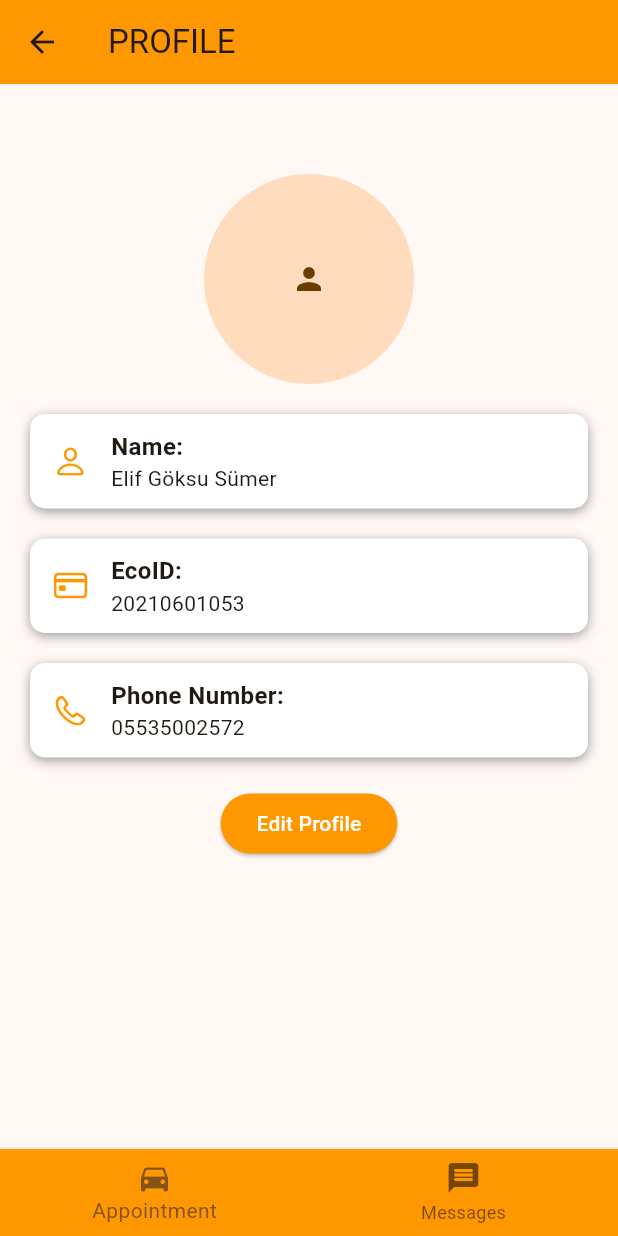
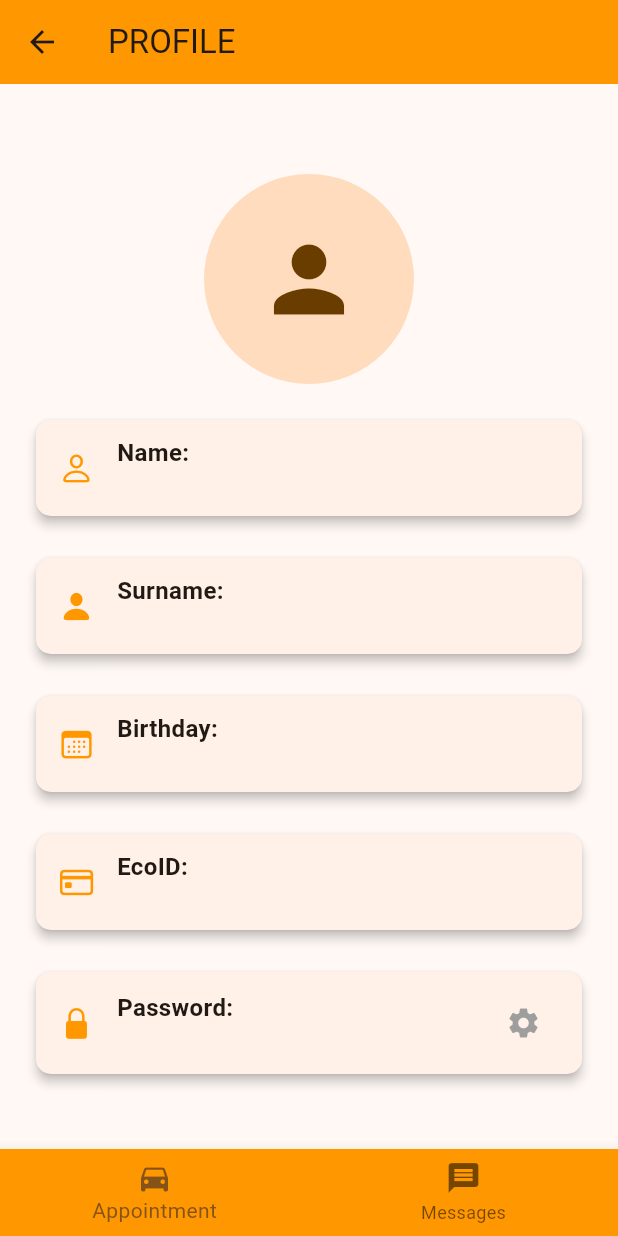
Before and after one commit to ykcnngl/ecodrive_SE380, a Flutter app: the Profile screen opened directly, on a phone screen of 412 x 824 dp. Run offline on Flutter 3.47's test engine with Material 3 defaults, Android fonts, the phone set to English and light mode, and no system bars; our stand-ins replace cloud_firestore, firebase_auth, firebase_core, geolocator, google_maps_flutter, image_picker; accounts and stored records are empty.

Commit message:
Update profile.dart
The profile page is connected to firebase and the password is set to be changed and updated in the profile.

```diff
--- a/lib/Homepage/profile.dart
+++ b/lib/Homepage/profile.dart
@@ -1,49 +1,83 @@
+import 'package:cloud_firestore/cloud_firestore.dart';
+import 'package:ecodrive/Homepage/Appointment.dart';
 import 'package:ecodrive/Homepage/Messages.dart';
-import 'package:flutter/material.dart';
-
+import 'package:ecodrive/globals.dart' as globals;
 import 'package:flutter/cupertino.dart';
 import 'package:flutter/material.dart';
 
-import 'Appointment.dart';
+class Profile extends StatefulWidget {
+  const Profile({super.key});
 
+  @override
+  State<Profile> createState() => _ProfileState();
+}
 
-class Profile extends StatelessWidget {
-  const Profile({
-    super.key,
-  });
-  Widget itemProfile(String title, String value, IconData icon) {
-    return Container(
-      padding: const EdgeInsets.symmetric(horizontal: 15, vertical: 10),
-      decoration: BoxDecoration(
-        color: Colors.white,
-        borderRadius: BorderRadius.circular(10),
-        boxShadow: const [
-          BoxShadow(
-            color: Colors.grey,
-            offset: Offset(0, 2),
-            blurRadius: 6,
+class _ProfileState extends State<Profile> {
+  String name = " ";
+  String surname = " ";
+  String birthday = " ";
+  String ekoid = globals.currentEkoId;
+  String password = " ";
+
+  @override
+  void initState() {
+    super.initState();
+    _profileInfo();
+  }
+
+  void _profileInfo() {
+    FirebaseFirestore.instance
+        .collection('users')
+        .doc(ekoid)
+        .snapshots()
+        .listen((snapshot) {
+      if (snapshot.exists) {
+        setState(() {
+          final data = snapshot.data();
+          name = data?['name'] ?? "";
+          surname = data?['surname'] ?? "";
+          birthday = data?['birthday'] ?? "";
+          ekoid = data?['ekoid'] ?? "";
+          password = data?['password'] ?? "";
+        });
+      }
+    });
+  }
+
+  void showEditDialog(String field, String currentValue) {
+    final TextEditingController controller = TextEditingController(text: currentValue);
+
+    showDialog(
+      context: context,
+      builder: (BuildContext context) {
+        return AlertDialog(
+          title: Text('Edit $field'),
+          content: TextField(
+            controller: controller,
+            decoration: InputDecoration(
+              labelText: 'New $field',
+              border: const OutlineInputBorder(),
+            ),
           ),
-        ],
-      ),
-      child: Row(
-        children: [
-          Icon(icon, color: Colors.orange),
-          const SizedBox(width: 15),
-          Column(
-            crossAxisAlignment: CrossAxisAlignment.start,
-            children: [
-              Text(
-                title,
-                style: const TextStyle(fontWeight: FontWeight.bold, fontSize: 16),
-              ),
-              Text(
-                value,
-                style: const TextStyle(fontSize: 14),
-              ),
-            ],
-          ),
-        ],
-      ),
+          actions: [
+            TextButton(
+              onPressed: () => Navigator.of(context).pop(),
+              child: const Text('Cancel'),
+            ),
+            TextButton(
+              onPressed: () {
+                FirebaseFirestore.instance
+                    .collection('users')
+                    .doc(ekoid)
+                    .update({field.toLowerCase(): controller.text});
+                setState(() {});
+                Navigator.of(context).pop();
+              },
+              child: const Text('Save'),
+            ),
+          ],
+        );
+      },
     );
   }
 
@@ -61,24 +95,19 @@ class Profile extends StatelessWidget {
             const SizedBox(height: 40),
             const CircleAvatar(
               radius: 70,
-              child: Icon(Icons.person),
+              child: Icon(Icons.person, size: 70),
             ),
             const SizedBox(height: 20),
-            itemProfile('Name:', 'Elif Göksu Sümer', CupertinoIcons.person),
+            itemProfile('Name:', name, CupertinoIcons.person, 'name', showSettings: false),
             const SizedBox(height: 20),
-            itemProfile('EcoID:', '20210601053', CupertinoIcons.creditcard),
+            itemProfile('Surname:', surname, CupertinoIcons.person_solid, 'surname', showSettings: false),
             const SizedBox(height: 20),
-            itemProfile('Phone Number:', '05535002572', CupertinoIcons.phone),
+            itemProfile('Birthday:', birthday, CupertinoIcons.calendar, 'birthday', showSettings: false),
             const SizedBox(height: 20),
-            ElevatedButton(
-              onPressed: () {
-              },
-              style: ElevatedButton.styleFrom(
-                backgroundColor: Colors.orange,
-                foregroundColor: Colors.white,
-              ),
-              child: const Text('Edit Profile'),
-            ),
+            itemProfile('EcoID:', ekoid, CupertinoIcons.creditcard, 'ekoid', showSettings: false),
+            const SizedBox(height: 20),
+            itemProfile('Password:', password, CupertinoIcons.padlock_solid, 'password'),
+            const SizedBox(height: 20),
           ],
         ),
       ),
@@ -92,20 +121,19 @@ class Profile extends StatelessWidget {
           BottomNavigationBarItem(
             icon: Icon(Icons.message),
             label: "Messages",
-          )
+          ),
         ],
-        onTap: (i) {
-          if (i == 0) {
+        onTap: (int index) {
+          if (index == 0) {
             Navigator.of(context).push(
               MaterialPageRoute(
                 builder: (context) => const Appointment(),
               ),
             );
-          }
-          if (i == 1) {
+          } else if (index == 1) {
             Navigator.of(context).push(
               MaterialPageRoute(
-                builder: (context) =>  Messages(),
+                builder: (context) => Messages(),
               ),
             );
           }
@@ -113,4 +141,51 @@ class Profile extends StatelessWidget {
       ),
     );
   }
+
+  Widget itemProfile(
+      String title,
+      String value,
+      IconData icon,
+      String fieldKey, {
+        bool showSettings = true,
+      }) {
+    return Card(
+      shape: RoundedRectangleBorder(
+        borderRadius: BorderRadius.circular(10),
+      ),
+      elevation: 3,
+      child: Padding(
+        padding: const EdgeInsets.symmetric(horizontal: 15, vertical: 10),
+        child: Row(
+          children: [
+            Icon(icon, color: Colors.orange),
+            const SizedBox(width: 15),
+            Expanded(
+              child: Column(
+                crossAxisAlignment: CrossAxisAlignment.start,
+                children: [
+                  Text(
+                    title,
+                    style: const TextStyle(
+                      fontWeight: FontWeight.bold,
+                      fontSize: 16,
+                    ),
+                  ),
+                  Text(
+                    value,
+                    style: const TextStyle(fontSize: 14),
+                  ),
+                ],
+              ),
+            ),
+            if (showSettings)
+              IconButton(
+                icon: const Icon(Icons.settings, color: Colors.grey),
+                onPressed: () => showEditDialog(fieldKey, value),
+              ),
+          ],
+        ),
+      ),
+    );
+  }
 }
```
